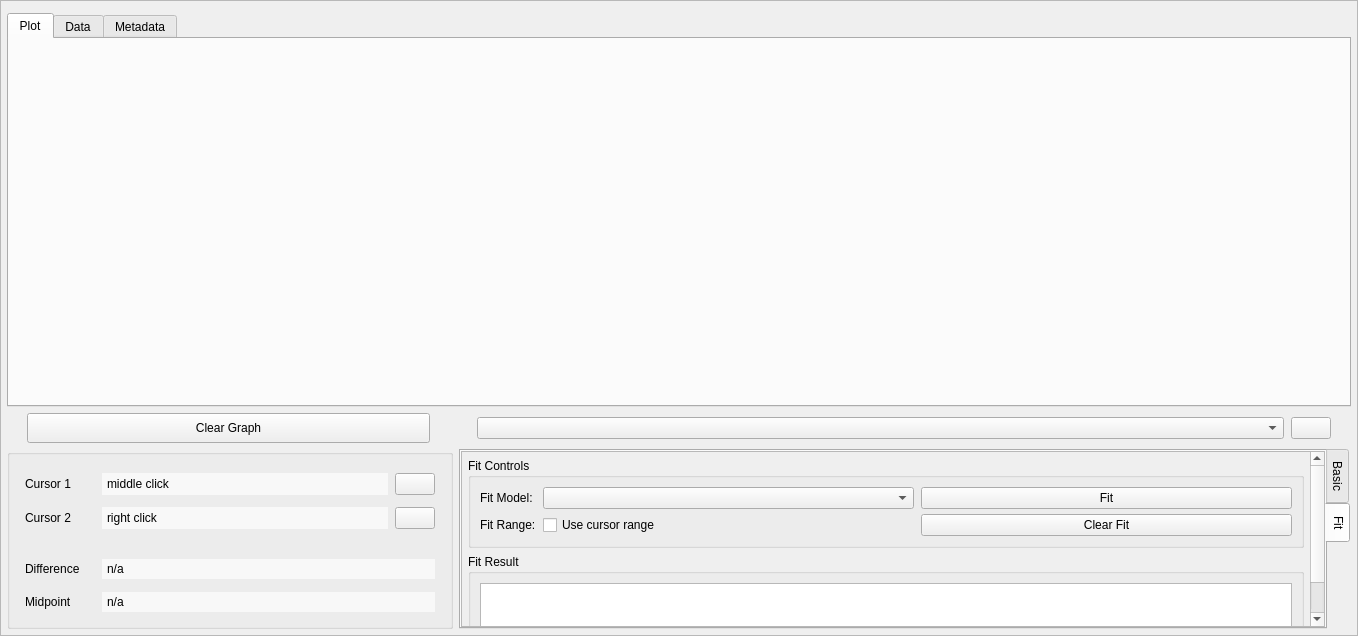
Above: src/mdaviz/resources/mda_file_viz.ui from BCDA-APS/mdaviz before the change. Below: the same form after it.
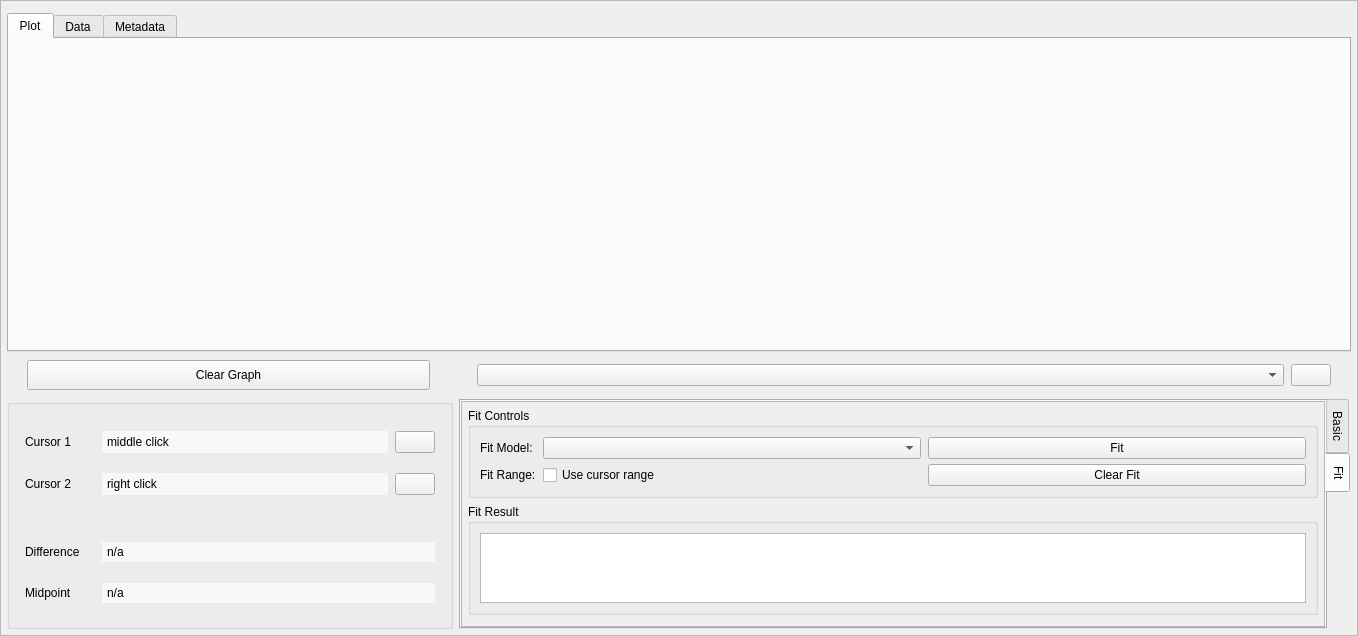
That is the form after the change. Icons and pictures are not drawn.

Commit message: change expension behavior bottom panel

What changed in the file:
```diff
--- a/src/mdaviz/resources/mda_file_viz.ui
+++ b/src/mdaviz/resources/mda_file_viz.ui
@@ -152,15 +152,21 @@
        <item>
         <widget class="QWidget" name="curves" native="true">
          <property name="sizePolicy">
-          <sizepolicy hsizetype="Preferred" vsizetype="Maximum">
+          <sizepolicy hsizetype="Preferred" vsizetype="Fixed">
            <horstretch>0</horstretch>
            <verstretch>0</verstretch>
           </sizepolicy>
          </property>
+         <property name="minimumSize">
+          <size>
+           <width>0</width>
+           <height>35</height>
+          </size>
+         </property>
          <property name="maximumSize">
           <size>
            <width>16777215</width>
-           <height>40</height>
+           <height>35</height>
           </size>
          </property>
          <layout class="QHBoxLayout" name="horizontalLayout_1" stretch="2,0,4,0">
@@ -256,7 +262,7 @@
        <item>
         <widget class="QWidget" name="infoPanel" native="true">
          <property name="sizePolicy">
-          <sizepolicy hsizetype="Preferred" vsizetype="Fixed">
+          <sizepolicy hsizetype="Preferred" vsizetype="MinimumExpanding">
            <horstretch>0</horstretch>
            <verstretch>0</verstretch>
           </sizepolicy>
@@ -264,13 +270,13 @@
          <property name="minimumSize">
           <size>
            <width>0</width>
-           <height>180</height>
+           <height>200</height>
           </size>
          </property>
          <property name="maximumSize">
           <size>
            <width>16777215</width>
-           <height>180</height>
+           <height>230</height>
           </size>
          </property>
          <layout class="QHBoxLayout" name="horizontalLayout">
```
